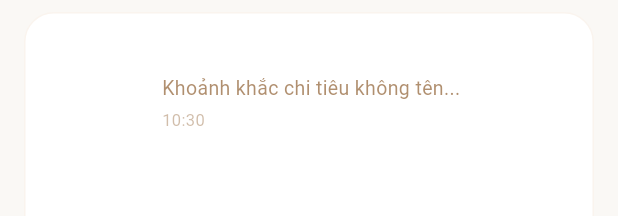
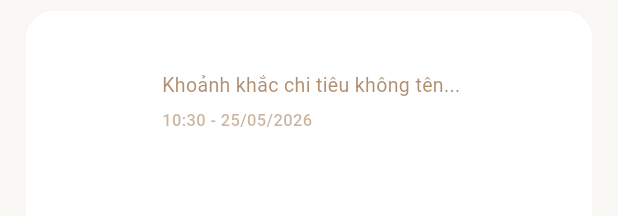
Before and after one commit to voquangluu997/FE_MomentUPayment, a Flutter app: the TransactionCard widget shown alone on an empty page, opened directly with empty values, on a phone screen of 412 x 824 dp. Shown: the top 216 px of the screen. Run offline on Flutter 3.47's test engine with Material 3 defaults, Android fonts, the phone set to English and light mode, and no system bars; our stand-ins replace dio, flutter_dotenv, flutter_riverpod, google_fonts, image_picker, shared_preferences; accounts and stored records are empty; network calls fail.

Commit message:
MM-6 transaction card, date time and group by time

```diff
--- a/lib/features/transaction/presentation/widgets/transaction_card.dart
+++ b/lib/features/transaction/presentation/widgets/transaction_card.dart
@@ -1,7 +1,7 @@
 import 'package:flutter/material.dart';
-import '../../../../../core/constants/app_colors.dart';
-import '../../../../../core/utils/cloudinary_helper.dart';
-import '../../../../../l10n/app_localizations.dart'; // 💡 Đã sửa chuẩn theo dự án của bạn
+import '../../../../core/constants/app_colors.dart';
+import '../../../../core/utils/cloudinary_helper.dart';
+import '../../../../l10n/app_localizations.dart';
 
 class TransactionCard extends StatelessWidget {
   final Map<String, dynamic> transaction;
@@ -15,7 +15,6 @@ class TransactionCard extends StatelessWidget {
 
   @override
   Widget build(BuildContext context) {
-    // Gọi trực tiếp AppLocalizations chuẩn của Flutter
     final l10n = AppLocalizations.of(context)!;
 
     final String imageUrl = transaction['imageUrl'] ?? '';
@@ -25,12 +24,29 @@ class TransactionCard extends StatelessWidget {
     final String note = transaction['note'] ?? '';
     final String emoji = transaction['emoji'] ?? '📝';
 
-    final String time = transaction['spentAt'] != null
-        ? transaction['spentAt'].toString().substring(11, 16)
-        : '00:00';
+    // 📅 XỬ LÝ ĐỊNH DẠNG ĐẦY ĐỦ VÀ ĐỒNG BỘ MÚI GIỜ LOCAL THIẾT BỊ
+    String formattedDateTime = '--:-- - --/--/----';
+    if (transaction['spentAt'] != null) {
+      try {
+        // 🔥 CHỐT HẠ: Parse và ép về múi giờ Local hệ thống tự động (.toLocal())
+        final DateTime parsedDate = DateTime.parse(
+          transaction['spentAt'].toString(),
+        ).toLocal();
+
+        final String hour = parsedDate.hour.toString().padLeft(2, '0');
+        final String minute = parsedDate.minute.toString().padLeft(2, '0');
+        final String day = parsedDate.day.toString().padLeft(2, '0');
+        final String month = parsedDate.month.toString().padLeft(2, '0');
+        final String year = parsedDate.year.toString();
+
+        formattedDateTime = '$hour:$minute - $day/$month/$year';
+      } catch (e) {
+        formattedDateTime = transaction['spentAt'].toString();
+      }
+    }
 
     return Card(
-      margin: const EdgeInsets.symmetric(horizontal: 16, vertical: 8),
+      margin: const EdgeInsets.symmetric(horizontal: 16, vertical: 6),
       elevation: 0,
       color: AppColors.cardBackground,
       shape: RoundedRectangleBorder(
@@ -44,6 +60,7 @@ class TransactionCard extends StatelessWidget {
           padding: const EdgeInsets.all(14.0),
           child: Row(
             children: [
+              // 🖼️ Thumbnail ảnh hóa đơn / Icon Emoji đại diện
               ClipRRect(
                 borderRadius: BorderRadius.circular(14),
                 child: imageUrl.isNotEmpty
@@ -58,6 +75,8 @@ class TransactionCard extends StatelessWidget {
                     : _buildFallbackIcon(emoji),
               ),
               const SizedBox(width: 16),
+
+              // 📝 Nội dung chi tiết khoản chi tiêu
               Expanded(
                 child: Column(
                   crossAxisAlignment: CrossAxisAlignment.start,
@@ -80,17 +99,22 @@ class TransactionCard extends StatelessWidget {
                         fontSize: 13,
                       ),
                     ),
-                    const SizedBox(height: 4),
+                    const SizedBox(height: 6),
+
+                    // 🕒 Hiển thị thời gian local chuẩn xác của user
                     Text(
-                      time,
+                      formattedDateTime,
                       style: TextStyle(
-                        color: AppColors.primaryDark.withOpacity(0.4),
+                        color: AppColors.primaryDark.withOpacity(0.45),
                         fontSize: 11,
+                        fontWeight: FontWeight.w500,
                       ),
                     ),
                   ],
                 ),
               ),
+
+              // 💰 Số tiền chi tiêu âm
               Text(
                 '-₫${amount.toStringAsFixed(0)}',
                 style: const TextStyle(
```
Also changed, not shown: lib/core/utils/datetime_helper.dart (added, +61 -0 lines), lib/features/transaction/presentation/screens/home_screen.dart (+41 -24 lines).
